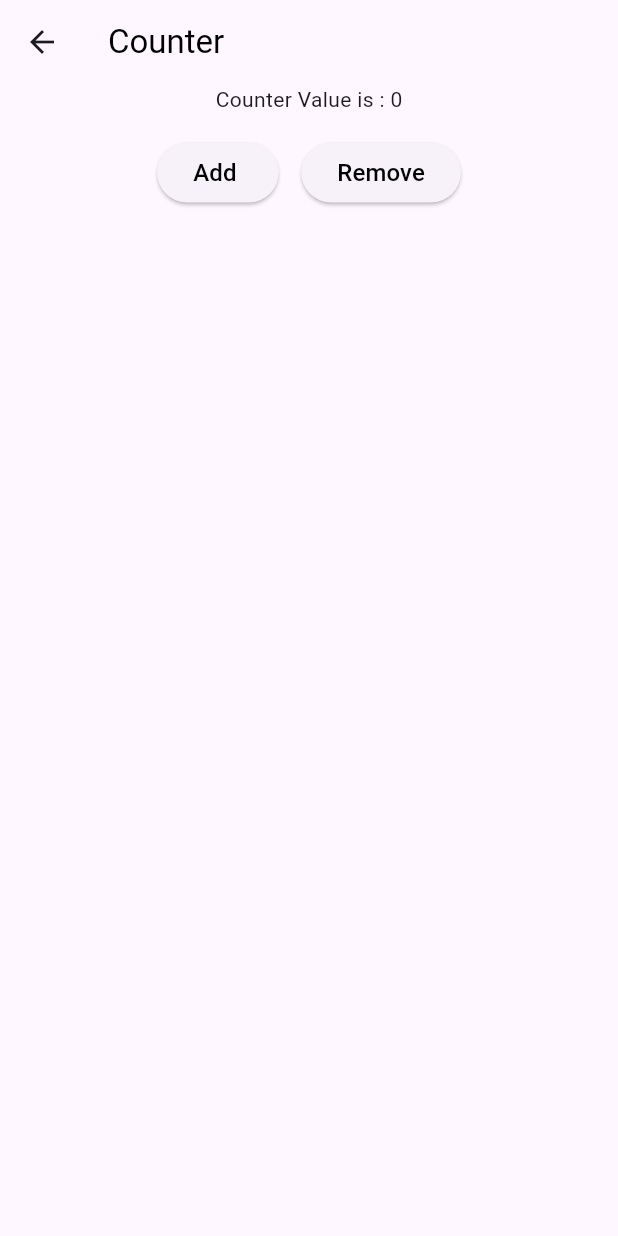
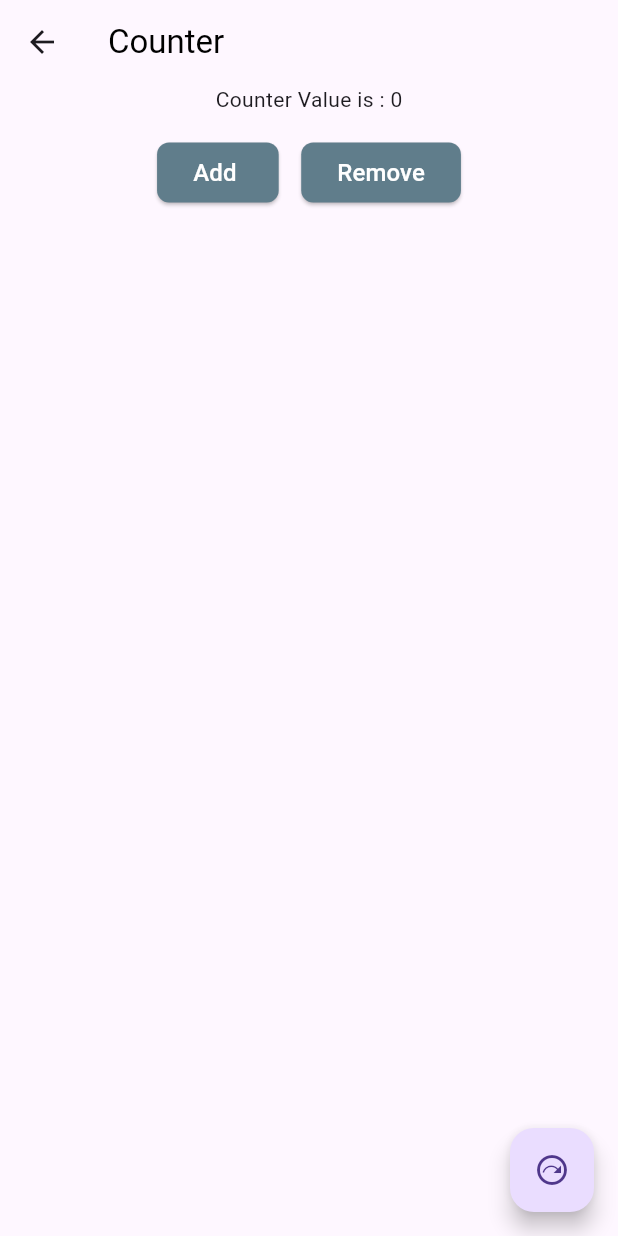
Before and after one commit to Raj2902Patel/provider_demo, a Flutter app: the ThirdPage screen opened directly, on a phone screen of 412 x 824 dp. Run offline on Flutter 3.47's test engine with Material 3 defaults, Android fonts, the phone set to English and light mode, and no system bars.

Commit message:
Updated Files

```diff
--- a/lib/main.dart
+++ b/lib/main.dart
@@ -1,6 +1,6 @@
 import 'package:flutter/material.dart';
 import 'package:provider/provider.dart';
-import 'package:provider_demo/pages/wishlist_selection.dart';
+import 'package:provider_demo/pages/list_demo.dart';
 import 'package:provider_demo/providers/counter_provider.dart';
 import 'package:provider_demo/providers/list_provider.dart';
 import 'package:provider_demo/providers/movie_provider.dart';
@@ -27,7 +27,7 @@ class MyApp extends StatelessWidget {
         ),
       ],
       child: const MaterialApp(
-        home: FourthPage(),
+        home: FirstPage(),
       ),
     );
   }
--- a/lib/pages/counter_demo.dart
+++ b/lib/pages/counter_demo.dart
@@ -1,5 +1,6 @@
 import 'package:flutter/material.dart';
 import 'package:provider/provider.dart';
+import 'package:provider_demo/pages/wishlist_selection.dart';
 import 'package:provider_demo/providers/counter_provider.dart';
 
 class ThirdPage extends StatefulWidget {
@@ -34,13 +35,18 @@ class _ThirdPageState extends State<ThirdPage> {
                 mainAxisAlignment: MainAxisAlignment.center,
                 children: [
                   ElevatedButton(
+                    style: ElevatedButton.styleFrom(
+                        backgroundColor: Colors.blueGrey,
+                        shape: RoundedRectangleBorder(
+                          borderRadius: BorderRadius.circular(8.0),
+                        )),
                     onPressed: () {
                       value.addFunc();
                     },
                     child: const Text(
                       "Add ",
                       style: TextStyle(
-                        color: Colors.black,
+                        color: Colors.white,
                         fontSize: 16.0,
                       ),
                     ),
@@ -49,13 +55,18 @@ class _ThirdPageState extends State<ThirdPage> {
                     width: 15.0,
                   ),
                   ElevatedButton(
+                    style: ElevatedButton.styleFrom(
+                        backgroundColor: Colors.blueGrey,
+                        shape: RoundedRectangleBorder(
+                          borderRadius: BorderRadius.circular(8.0),
+                        )),
                     onPressed: () {
                       value.removeFunc();
                     },
                     child: const Text(
                       "Remove",
                       style: TextStyle(
-                        color: Colors.black,
+                        color: Colors.white,
                         fontSize: 16.0,
                       ),
                     ),
@@ -65,6 +76,19 @@ class _ThirdPageState extends State<ThirdPage> {
             ],
           ),
         ),
+        floatingActionButton: FloatingActionButton(
+          onPressed: () {
+            Navigator.push(
+              context,
+              MaterialPageRoute(
+                builder: (context) => const FourthPage(),
+              ),
+            );
+          },
+          child: const Icon(
+            Icons.next_plan_outlined,
+          ),
+        ),
       ),
     );
   }
```
Also changed, not shown: lib/pages/list_demo.dart (+5 -4 lines), lib/pages/list_demo2.dart (+18 -0 lines), 5 other files.
